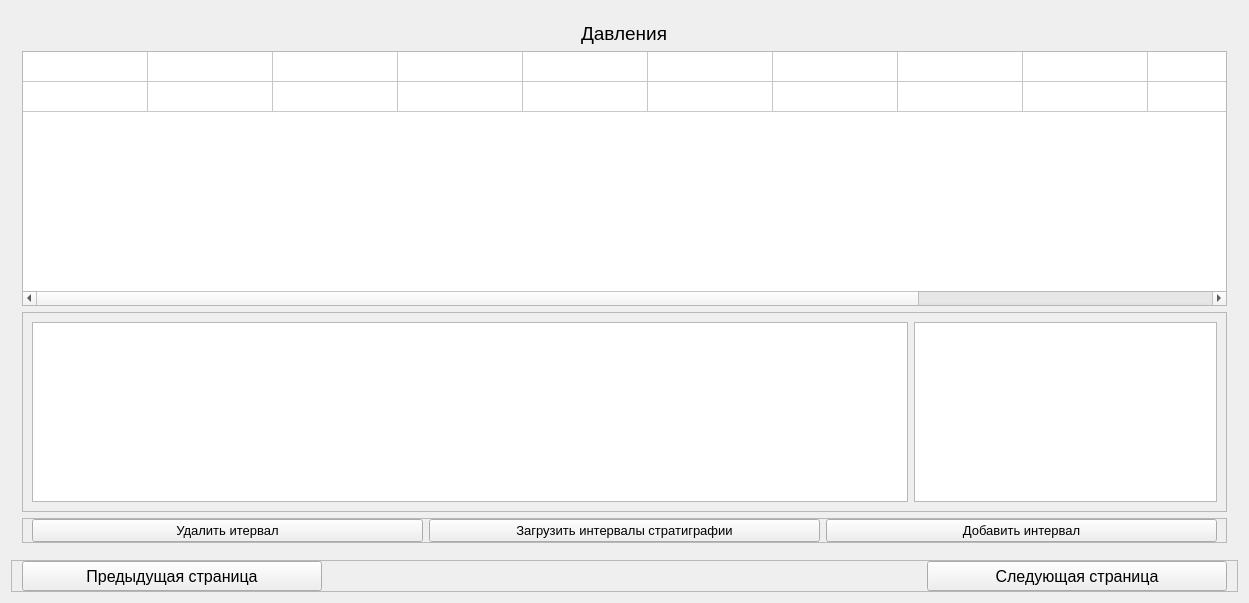
The window that tables.ui (chevashetz/app) describes before a commit, drawn with Qt 5.
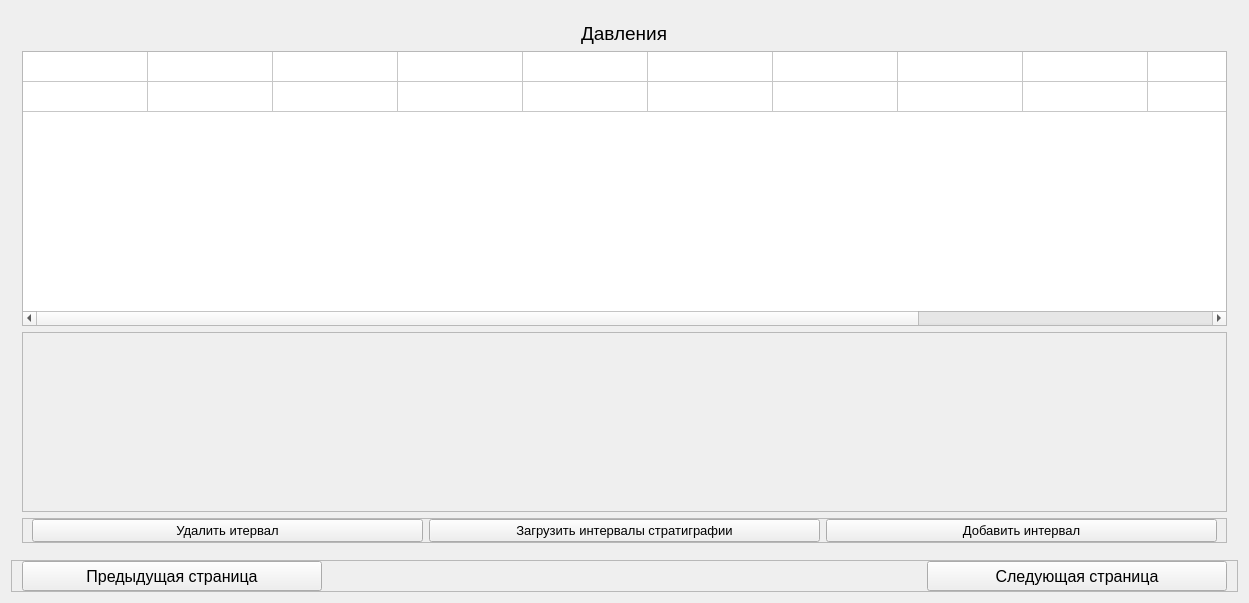
The same window after the commit. The open tabs and pages were chosen to show the change.

Commit message: fix: Адаптивные графики

The edit to the form file:
```diff
--- a/tables.ui
+++ b/tables.ui
@@ -641,51 +641,24 @@
        <item>
         <widget class="QFrame" name="frame_5">
          <property name="sizePolicy">
-          <sizepolicy hsizetype="Preferred" vsizetype="Preferred">
+          <sizepolicy hsizetype="Preferred" vsizetype="Fixed">
            <horstretch>0</horstretch>
-           <verstretch>2</verstretch>
+           <verstretch>0</verstretch>
           </sizepolicy>
          </property>
+         <property name="minimumSize">
+          <size>
+           <width>0</width>
+           <height>180</height>
+          </size>
+         </property>
          <property name="frameShape">
           <enum>QFrame::StyledPanel</enum>
          </property>
          <property name="frameShadow">
           <enum>QFrame::Raised</enum>
          </property>
-         <layout class="QHBoxLayout" name="horizontalLayout_9">
-          <item>
-           <widget class="QGraphicsView" name="graphicsView_pressure">
-            <property name="sizePolicy">
-             <sizepolicy hsizetype="Expanding" vsizetype="Expanding">
-              <horstretch>26</horstretch>
-              <verstretch>0</verstretch>
-             </sizepolicy>
-            </property>
-            <property name="minimumSize">
-             <size>
-              <width>760</width>
-              <height>180</height>
-             </size>
-            </property>
-           </widget>
-          </item>
-          <item>
-           <widget class="QGraphicsView" name="graphicsView_gradient_pressure">
-            <property name="sizePolicy">
-             <sizepolicy hsizetype="Expanding" vsizetype="Expanding">
-              <horstretch>9</horstretch>
-              <verstretch>0</verstretch>
-             </sizepolicy>
-            </property>
-            <property name="minimumSize">
-             <size>
-              <width>250</width>
-              <height>180</height>
-             </size>
-            </property>
-           </widget>
-          </item>
-         </layout>
+         <layout class="QHBoxLayout" name="graphics_layout"/>
         </widget>
        </item>
        <item>
```
Left out of the diff: 6 changed lines with no effect on the pictures. The commit also changes 2 other files.
